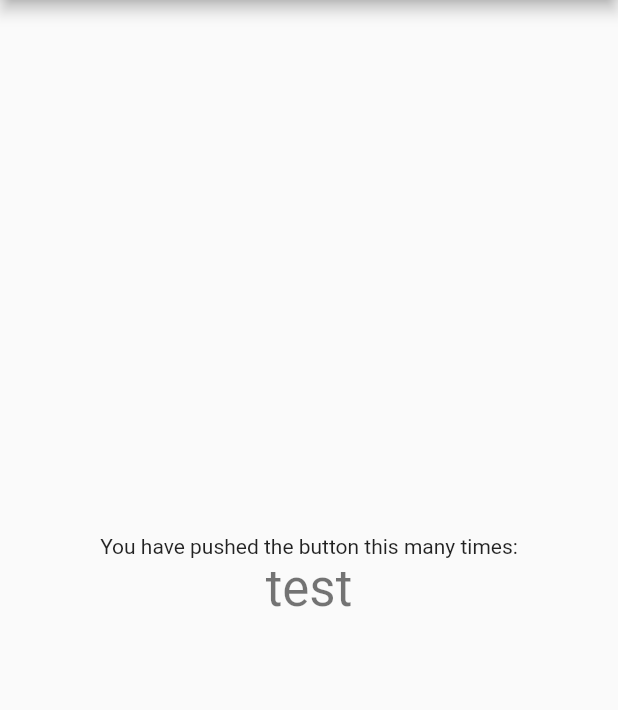
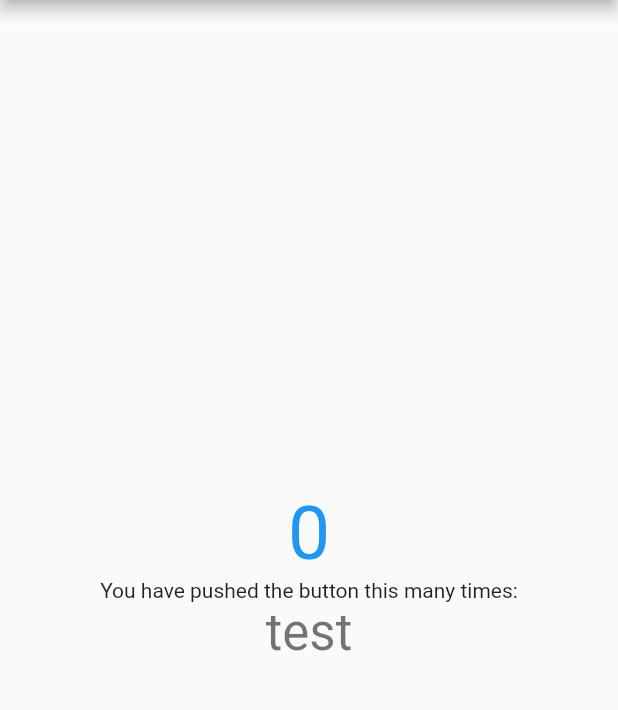
Before and after one commit to shaunhossain/server_side_event, a Flutter app: the screen it shows after launch, on a phone screen of 412 x 824 dp, the part 84-794 px from its top. Run offline on Flutter 3.47's test engine with Material 2 defaults, Android fonts, the phone set to English and light mode, and no system bars.

```diff
--- a/example/lib/main.dart
+++ b/example/lib/main.dart
@@ -32,7 +32,7 @@ class MyHomePage extends StatefulWidget {
 }
 
 class _MyHomePageState extends State<MyHomePage> {
- late Stream response;
+  Stream? response;
 
   getServerResponse(){
     final stream = ServerSiteEventConnect.connect(uri: 'https://www.w3schools.com/html/demo_sse.php', closeOnError: true);
@@ -50,18 +50,18 @@ class _MyHomePageState extends State<MyHomePage> {
         child: Column(
           mainAxisAlignment: MainAxisAlignment.center,
           children: <Widget>[
-            // StreamBuilder(
-            //   initialData: 0,
-            //     stream: response,
-            //     builder: (context, AsyncSnapshot<dynamic> snapshot){
-            //       if (snapshot.connectionState == ConnectionState.waiting) {
-            //         return const CircularProgressIndicator();
-            //       }
-            //       return Text(
-            //         snapshot.data!.toString(),
-            //         style: const TextStyle(fontSize: 50, color: Colors.blue),
-            //       );
-            //     }),
+            StreamBuilder(
+              initialData: 0,
+                stream: response,
+                builder: (context, AsyncSnapshot<dynamic> snapshot){
+                  if (snapshot.connectionState == ConnectionState.waiting) {
+                    return const CircularProgressIndicator();
+                  }
+                  return Text(
+                    snapshot.data!.toString(),
+                    style: const TextStyle(fontSize: 50, color: Colors.blue),
+                  );
+                }),
             const Text(
               'You have pushed the button this many times:',
             ),
--- a/pubspec.yaml
+++ b/pubspec.yaml
@@ -10,12 +10,12 @@ environment:
 dependencies:
   flutter:
     sdk: flutter
+  http: ^0.13.4
 
 dev_dependencies:
   flutter_test:
     sdk: flutter
   flutter_lints: ^2.0.1
-  http: ^0.13.4
 
 flutter:
 
```
Also changed, not shown: example/pubspec.lock.
